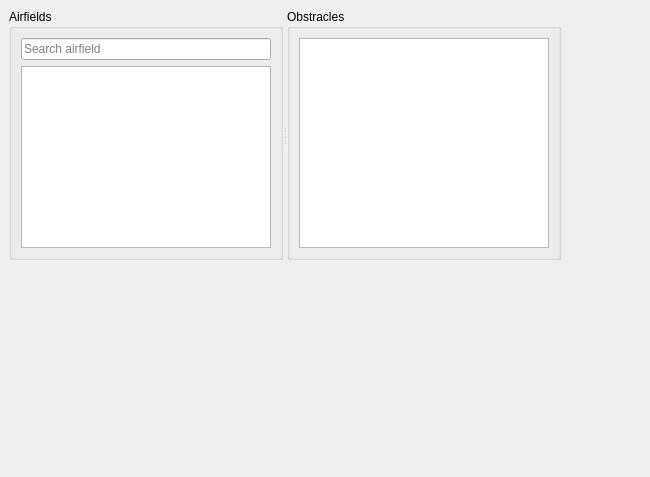
First picture: the form in obstraclesform.ui, repository khmaksim/AviacominfoTools, before the edit.
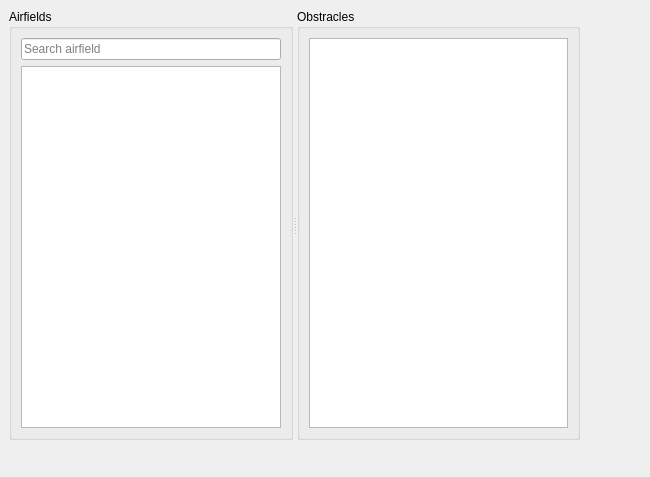
Second picture: the form after the edit.

Commit message: Added settings for main widget.

Patch:
```diff
--- a/obstraclesform.ui
+++ b/obstraclesform.ui
@@ -18,8 +18,8 @@
     <rect>
      <x>9</x>
      <y>9</y>
-     <width>552</width>
-     <height>251</height>
+     <width>571</width>
+     <height>431</height>
     </rect>
    </property>
    <property name="orientation">
```
The commit also changes 4 other files.
